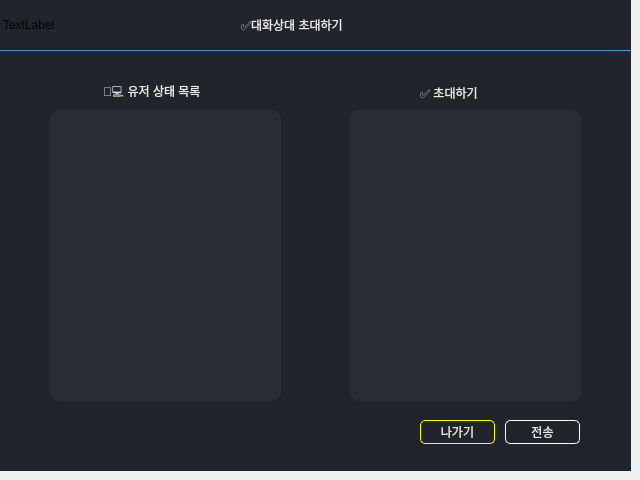
Qt form chatmemberadd.ui (EluonBit2Team/Client) before a commit.
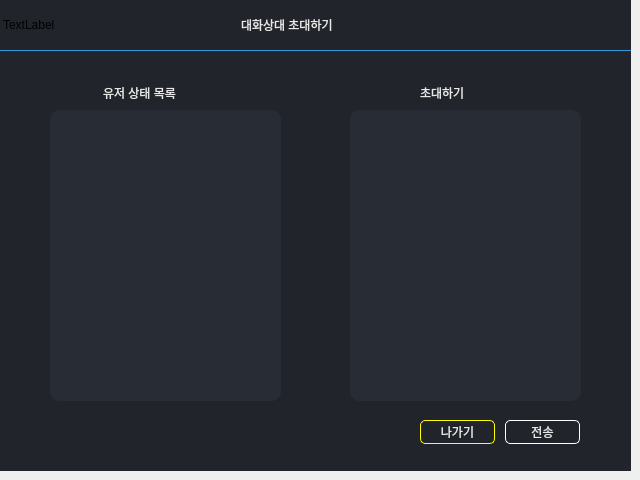
The same form after that commit. Icons and pictures are not drawn.

What changed in the file:
```diff
--- a/chatmemberadd.ui
+++ b/chatmemberadd.ui
@@ -97,7 +97,7 @@
 color: rgb(232, 232, 232);</string>
    </property>
    <property name="text">
-    <string>✅대화상대 초대하기</string>
+    <string>대화상대 초대하기</string>
    </property>
   </widget>
   <widget class="QListView" name="dialog_listview_left">
@@ -146,7 +146,7 @@
 color: rgb(232, 232, 232);</string>
    </property>
    <property name="text">
-    <string>🧑‍💻 유저 상태 목록</string>
+    <string>유저 상태 목록</string>
    </property>
   </widget>
   <widget class="QLabel" name="dialog_label_righttitle">
@@ -163,7 +163,7 @@
 color: rgb(232, 232, 232);</string>
    </property>
    <property name="text">
-    <string>✅ 초대하기</string>
+    <string>초대하기</string>
    </property>
   </widget>
   <widget class="QLabel" name="dialog_label_center">
```
